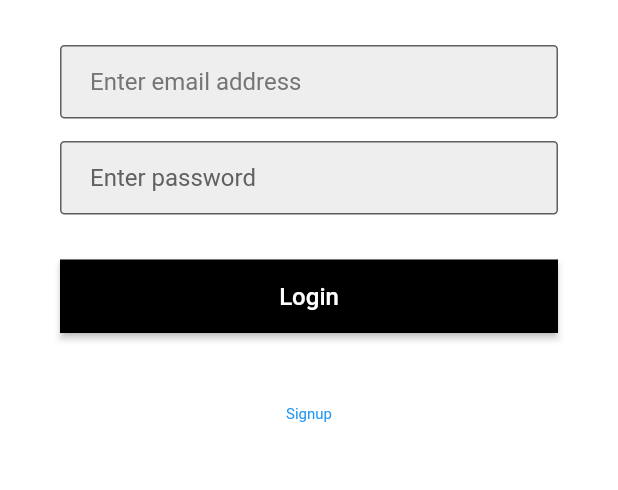
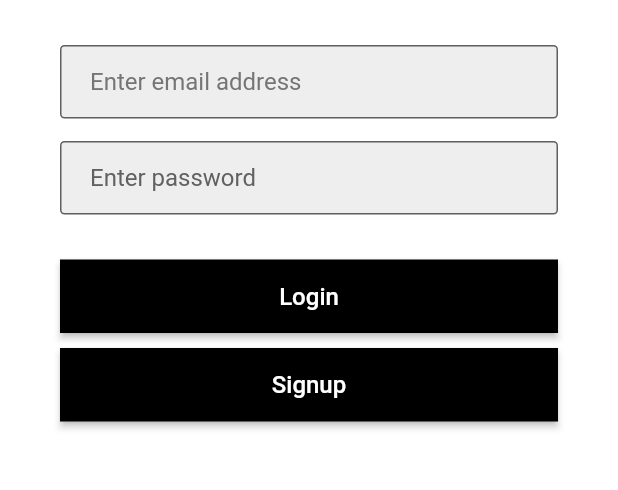
Before and after one commit to bbhk78/BB78, a Flutter app: the screen it shows after launch, on a phone screen of 412 x 824 dp, the part 405-895 px from its top. Run offline on Flutter 3.47's test engine with Material 2 defaults, Android fonts, the phone set to English and light mode, and no system bars; our stand-ins replace cloud_firestore, contained_tab_bar_view, equatable, firebase_auth, firebase_core, form_validator and 1 more; missing offline and left inert: future_progress_dialog; accounts and stored records are empty.

Commit message:
added fake signup process

```diff
--- a/lib/constants/data.dart
+++ b/lib/constants/data.dart
@@ -1,5 +1,8 @@
 const int MAX_POINTS_PER_UNIFORM_PART = 3;
 const int YEAR_OFFSET = 3;
+
+const String TEST_EMAIL = 'cs@bb78.com';
+const String TEST_PASSWORD = 'cs1234';
 
 enum StudentAttendance { unknown, present, late, sick, absent, pe, nn }
 
--- a/lib/constants/langs/en_us.dart
+++ b/lib/constants/langs/en_us.dart
@@ -65,4 +65,5 @@ const LocaleBundle EN_US_BUNDLE = LocaleBundle(
       'remove existing student':
           'Are you sure you want to delete this student?',
       'nn': 'No Need',
+      'signup': 'Signup',
     });
--- a/lib/constants/langs/zh_tw.dart
+++ b/lib/constants/langs/zh_tw.dart
@@ -62,4 +62,5 @@ const LocaleBundle ZH_TW_BUNDLE = LocaleBundle(
       'add new student': '新增隊員',
       'remove existing student': '您確定是否要移除此隊員？',
       'nn': '無需',
+      'signup': '註冊',
     });
--- a/lib/controller/auth_ctrl.dart
+++ b/lib/controller/auth_ctrl.dart
@@ -37,7 +37,9 @@ class AuthController extends GetxController {
   Future<void> signOut() async {
     try {
       await _auth.signOut();
-      Get.find<UserController>().clear();
+      Get.find<UserController>()
+        ..readonly = false
+        ..clear();
     } on FirebaseAuthException catch (err) {
       Get.snackbar<void>('Error signing out!', err.message ?? 'Unknown reason');
     }
--- a/lib/controller/user_ctrl.dart
+++ b/lib/controller/user_ctrl.dart
@@ -17,6 +17,10 @@ class UserStatus {
 }
 
 class UserController extends GetxController {
+  final RxBool _readonly = false.obs;
+  bool get readonly => _readonly.value;
+  set readonly(bool value) => _readonly.value = value;
+
   bool get isReady => user != null;
   bool get hasData =>
       isReady &&
--- a/lib/pages/home.dart
+++ b/lib/pages/home.dart
@@ -65,7 +65,7 @@ class Home extends GetWidget<UserController> {
             ),
           ],
         ),
-        floatingActionButton: selectedTab.value == 0
+        floatingActionButton: selectedTab.value == 0 && !controller.readonly
             ? AddAttendanceFab(controller.user!.admin)
             : null));
   }
--- a/lib/pages/login.dart
+++ b/lib/pages/login.dart
@@ -22,10 +22,10 @@ class Login extends GetWidget<AuthController> {
 
   final GlobalKey<FormState> loginFormKey = GlobalKey<FormState>();
 
-  Future<String?> attemptLogin() async {
+  Future<String?> attemptLogin(String email, String password) async {
     String? errMessage;
     try {
-      await controller.loginTeacher(email.value, password.value);
+      await controller.loginTeacher(email, password);
 
       final UserController userCtrl = Get.find<UserController>();
 
@@ -126,7 +126,7 @@ class Login extends GetWidget<AuthController> {
                       if (loginFormKey.currentState!.validate()) {
                         final String? errMessage =
                             await Get.dialog<String?>(FutureProgressDialog(
-                          attemptLogin(),
+                          attemptLogin(email.value, password.value),
                           message: Text('loading'.tr),
                         ));
 
@@ -137,15 +137,20 @@ class Login extends GetWidget<AuthController> {
                       }
                     },
                   ),
-                  const SizedBox(height: 30),
-                  TextButton(
-                    style: TextButton.styleFrom(
-                      textStyle: const TextStyle(fontSize: 10),
+                  const SizedBox(height: 10),
+                  RaisedButton(
+                    child: Text(
+                      'signup'.tr,
+                      style: const TextStyle(fontSize: 16),
                     ),
-                    onPressed: () {
-                      Get.to<void>(() => Signup());
+                    shape: const RoundedRectangleBorder(),
+                    color: Colors.black,
+                    textColor: Colors.white,
+                    padding: const EdgeInsets.symmetric(
+                        vertical: 15, horizontal: 20),
+                    onPressed: () async {
+                      await Get.to<void>(() => Signup());
                     },
-                    child: const Text('Signup'),
                   ),
                 ],
               ),
```
Also changed, not shown: lib/pages/signup.dart (+51 -9 lines).
